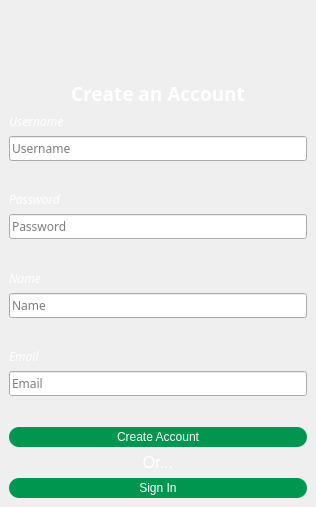
Above: ui/createAccount.ui from nfoert/jadelauncher_actionstest before the change. Below: the same form after it.
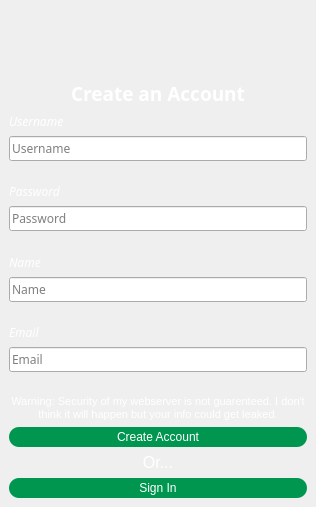
That is the form after the change. Icons and pictures are not drawn.

The edit to the form file:
```diff
--- a/ui/createAccount.ui
+++ b/ui/createAccount.ui
@@ -358,6 +358,24 @@
       </item>
       <item>
        <layout class="QVBoxLayout" name="verticalLayout_8">
+        <item>
+         <widget class="QLabel" name="label">
+          <property name="styleSheet">
+           <string notr="true">color: white;
+font-size:10px;
+text-align:center;</string>
+          </property>
+          <property name="text">
+           <string>&lt;html&gt;&lt;head/&gt;&lt;body&gt;&lt;p align=&quot;center&quot;&gt;&lt;span style=&quot; font-size:8pt;&quot;&gt;Warning: Security of my webserver is not guarenteed. I don't think it will happen but your info could get leaked.&lt;/span&gt;&lt;/p&gt;&lt;/body&gt;&lt;/html&gt;</string>
+          </property>
+          <property name="scaledContents">
+           <bool>true</bool>
+          </property>
+          <property name="wordWrap">
+           <bool>true</bool>
+          </property>
+         </widget>
+        </item>
         <item>
          <widget class="QPushButton" name="mainBox_button">
           <property name="minimumSize">
```
